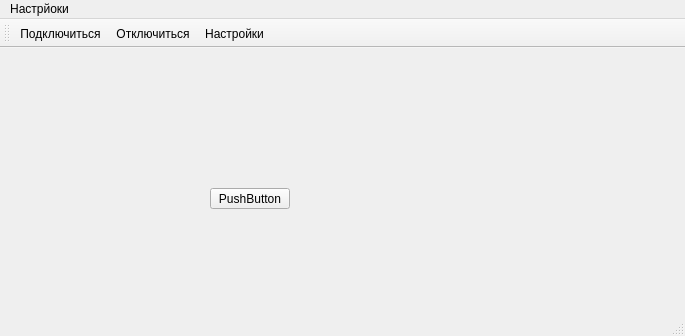
This is mainwindow.ui in cotara/STMviewer as Qt 5 draws it before an edit. The edited form follows.
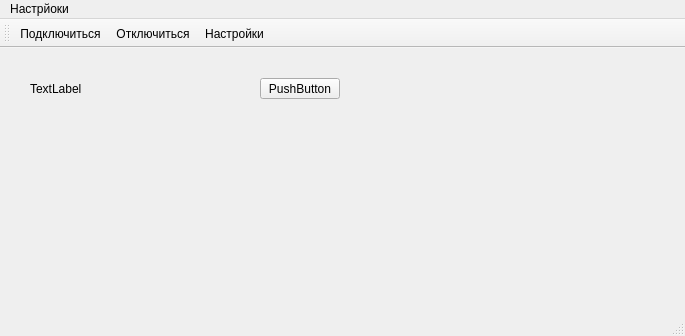
This is the edited form. Icons and pictures are not drawn.

Patch:
```diff
--- a/mainwindow.ui
+++ b/mainwindow.ui
@@ -17,8 +17,8 @@
    <widget class="QPushButton" name="pushButton">
     <property name="geometry">
      <rect>
-      <x>210</x>
-      <y>140</y>
+      <x>260</x>
+      <y>30</y>
       <width>80</width>
       <height>21</height>
      </rect>
@@ -27,6 +27,19 @@
      <string>PushButton</string>
     </property>
    </widget>
+   <widget class="QLabel" name="label">
+    <property name="geometry">
+     <rect>
+      <x>30</x>
+      <y>20</y>
+      <width>91</width>
+      <height>41</height>
+     </rect>
+    </property>
+    <property name="text">
+     <string>TextLabel</string>
+    </property>
+   </widget>
   </widget>
   <widget class="QMenuBar" name="menuBar">
    <property name="geometry">
```
